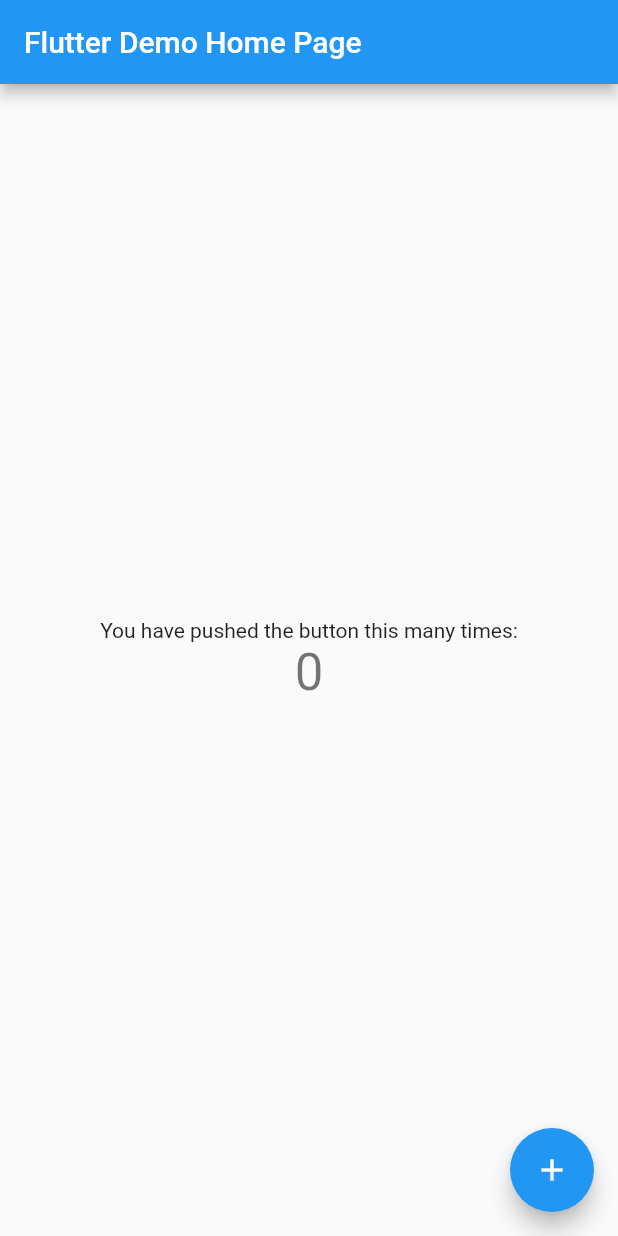
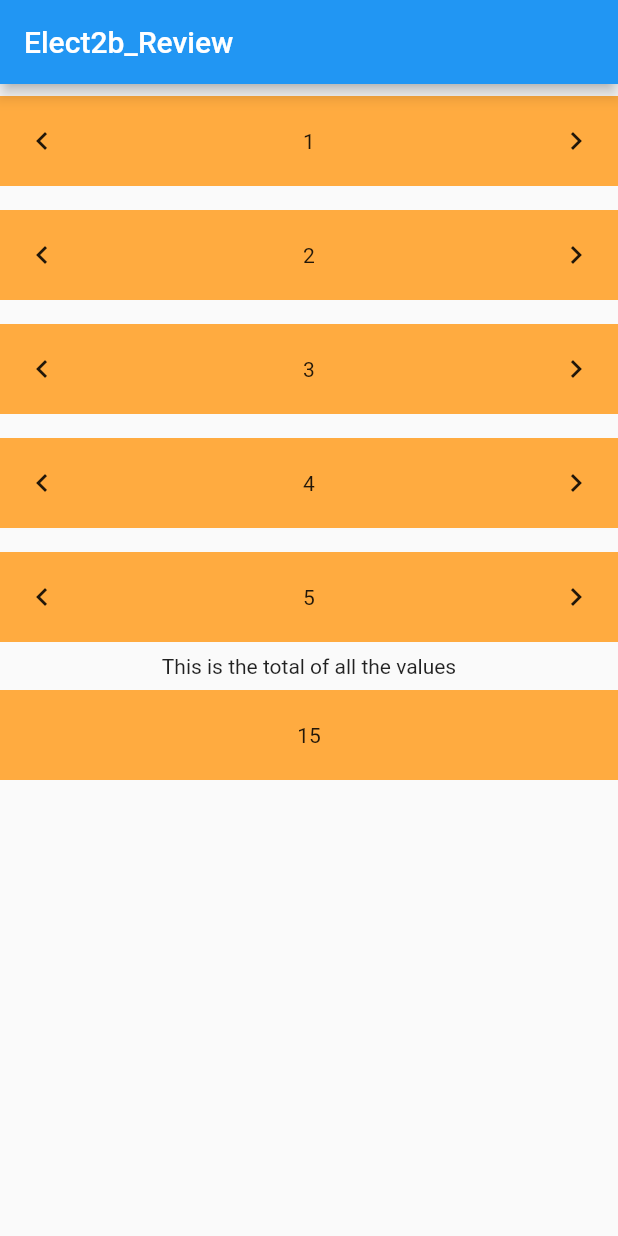
Before and after one commit to seannpenn/elec2b_review_app, a Flutter app: the screen it shows after launch, on a phone screen of 412 x 824 dp. Run offline on Flutter 3.47's test engine with Material 2 defaults, Android fonts, the phone set to English and light mode, and no system bars.

```diff
--- a/lib/main.dart
+++ b/lib/main.dart
@@ -11,105 +11,186 @@ class MyApp extends StatelessWidget {
   @override
   Widget build(BuildContext context) {
     return MaterialApp(
-      title: 'Flutter Demo',
+        debugShowCheckedModeBanner: false,
+        title: 'Review App',
         theme: ThemeData(
-        // This is the theme of your application.
-        //
-        // Try running your application with "flutter run". You'll see the
-        // application has a blue toolbar. Then, without quitting the app, try
-        // changing the primarySwatch below to Colors.green and then invoke
-        // "hot reload" (press "r" in the console where you ran "flutter run",
-        // or simply save your changes to "hot reload" in a Flutter IDE).
-        // Notice that the counter didn't reset back to zero; the application
-        // is not restarted.
           primarySwatch: Colors.blue,
         ),
-      home: const MyHomePage(title: 'Flutter Demo Home Page'),
-    );
+        home: const MyHomePage());
   }
 }
 
 class MyHomePage extends StatefulWidget {
-  const MyHomePage({Key? key, required this.title}) : super(key: key);
-
-  // This widget is the home page of your application. It is stateful, meaning
-  // that it has a State object (defined below) that contains fields that affect
-  // how it looks.
-
-  // This class is the configuration for the state. It holds the values (in this
-  // case the title) provided by the parent (in this case the App widget) and
-  // used by the build method of the State. Fields in a Widget subclass are
-  // always marked "final".
-
-  final String title;
+  const MyHomePage({Key? key}) : super(key: key);
 
   @override
   State<MyHomePage> createState() => _MyHomePageState();
 }
 
 class _MyHomePageState extends State<MyHomePage> {
-  int _counter = 0;
-
-  void _incrementCounter() {
+  List<int> values = [1, 2, 3, 4, 5];
+  @override
+  Widget build(BuildContext context) {
+    return Scaffold(
+      appBar: AppBar(
+        title: const Text("Elect2b_Review"),
+      ),
+      body: Column(
+        children: [
+          for (int i = 0; i < values.length; i++)
+            IncrementalNumberHolderStl(
+              startingValue: values[i],
+              onIncrement:() {
                 setState(() {
-      // This call to setState tells the Flutter framework that something has
-      // changed in this State, which causes it to rerun the build method below
-      // so that the display can reflect the updated values. If we changed
-      // _counter without calling setState(), then the build method would not be
-      // called again, and so nothing would appear to happen.
-      _counter++;
+                  values[i]++;
+                });
+              },
+              onDecrement:() {
+                setState(() {
+                  values[i]--;
                 });
               }
+            ),
+          const Text("This is the total of all the values"),
+          GestureDetector(
+            onTap:(){setState(() {
+              values=[0,0,0,0,0];
+            });},
+            child: NumberHolder(
+              content: sumofAllValues(values),
+            ),
+          ),
+        ],
+      ),
+      // This trailing comma makes auto-formatting nicer for build methods.
+    );
+  }
+}
+
+int sumofAllValues(List<int> list) {
+  int temp = 0;
+
+  for (int number in list) {
+    temp += number;
+  }
+  return temp;
+}
+
+class NumberHolder extends StatelessWidget {
+  final dynamic content;
+  const NumberHolder({Key? key, this.content}) : super(key: key);
 
   @override
   Widget build(BuildContext context) {
-    // This method is rerun every time setState is called, for instance as done
-    // by the _incrementCounter method above.
-    //
-    // The Flutter framework has been optimized to make rerunning build methods
-    // fast, so that you can just rebuild anything that needs updating rather
-    // than having to individually change instances of widgets.
-    return Scaffold(
-      appBar: AppBar(
-        // Here we take the value from the MyHomePage object that was created by
-        // the App.build method, and use it to set our appbar title.
-        title: Text(widget.title),
+    return Container(
+      margin: const EdgeInsets.symmetric(vertical: 8),
+      padding: const EdgeInsets.all(4),
+      constraints: const BoxConstraints(minHeight: 60),
+      width: double.infinity,
+      color: Colors.orangeAccent,
+      child: Center(
+        child: Text(
+          "$content",
+          textAlign: TextAlign.center,
         ),
-      body: Center(
-        // Center is a layout widget. It takes a single child and positions it
-        // in the middle of the parent.
-        child: Column(
-          // Column is also a layout widget. It takes a list of children and
-          // arranges them vertically. By default, it sizes itself to fit its
-          // children horizontally, and tries to be as tall as its parent.
-          //
-          // Invoke "debug painting" (press "p" in the console, choose the
-          // "Toggle Debug Paint" action from the Flutter Inspector in Android
-          // Studio, or the "Toggle Debug Paint" command in Visual Studio Code)
-          // to see the wireframe for each widget.
-          //
-          // Column has various properties to control how it sizes itself and
-          // how it positions its children. Here we use mainAxisAlignment to
-          // center the children vertically; the main axis here is the vertical
-          // axis because Columns are vertical (the cross axis would be
-          // horizontal).
-          mainAxisAlignment: MainAxisAlignment.center,
-          children: <Widget>[
-            const Text(
-              'You have pushed the button this many times:',
       ),
-            Text(
-              '$_counter',
-              style: Theme.of(context).textTheme.headline4,
+    );
+  }
+}
+
+class IncrementalNumberHolderStl extends StatelessWidget {
+  final int startingValue;
+  final Function()? onIncrement;
+  final Function()? onDecrement;
+  const IncrementalNumberHolderStl(
+      {Key? key, required this.startingValue, this.onIncrement, this.onDecrement})
+      : super(key: key);
+
+  @override
+  Widget build(BuildContext context) {
+    return Container(
+      margin: const EdgeInsets.symmetric(vertical: 8),
+      padding: const EdgeInsets.all(4),
+      constraints: const BoxConstraints(minHeight: 60),
+      width: double.infinity,
+      color: Colors.orangeAccent,
+      child: Row(
+        children: [
+          IconButton(
+            onPressed: onDecrement,
+            icon: const Icon(Icons.chevron_left),
+          ),
+          Expanded(
+              child: Text(
+            "$startingValue",
+            textAlign: TextAlign.center,
+          )),
+          IconButton(
+            onPressed: onIncrement,
+            icon: const Icon(Icons.chevron_right),
           ),
         ],
       ),
-      ),
-      floatingActionButton: FloatingActionButton(
-        onPressed: _incrementCounter,
-        tooltip: 'Increment',
-        child: const Icon(Icons.add),
-      ), // This trailing comma makes auto-formatting nicer for build methods.
     );
   }
 }
+
+class IncrementalNumberHolder extends StatefulWidget {
+  final Function(int)? onUpdate;
+  final int startingValue;
+  const IncrementalNumberHolder(
+      {Key? key, this.startingValue = 0, required this.onUpdate})
+      : super(key: key);
+
+  @override
+  State<IncrementalNumberHolder> createState() =>
+      _IncrementalNumberHolderState();
+}
+
+class _IncrementalNumberHolderState extends State<IncrementalNumberHolder> {
+  @override
+  void initState() {
+    currentValue = widget.startingValue;
+    super.initState();
+  }
+
+  late int currentValue;
+
+  @override
+  Widget build(BuildContext context) {
+    return Container(
+      margin: const EdgeInsets.symmetric(vertical: 8),
+      padding: const EdgeInsets.all(4),
+      constraints: const BoxConstraints(minHeight: 60),
+      width: double.infinity,
+      color: Colors.orangeAccent,
+      child: Row(
+        children: [
+          IconButton(
+            onPressed: () {
+              setState(() {
+                currentValue--;
+              });
+              widget.onUpdate!(currentValue);
+            },
+            icon: const Icon(Icons.chevron_left),
+          ),
+          Expanded(
+              child: Text(
+            "$currentValue",
+            textAlign: TextAlign.center,
+          )),
+          IconButton(
+            onPressed: () {
+              setState(() {
+                currentValue++;
+              });
+              widget.onUpdate!(currentValue);
+            },
+            icon: const Icon(Icons.chevron_right),
+          ),
+        ],
+      ),
+    );
+  }
+}
```
Lines whose indentation alone changed are shown as unchanged.
